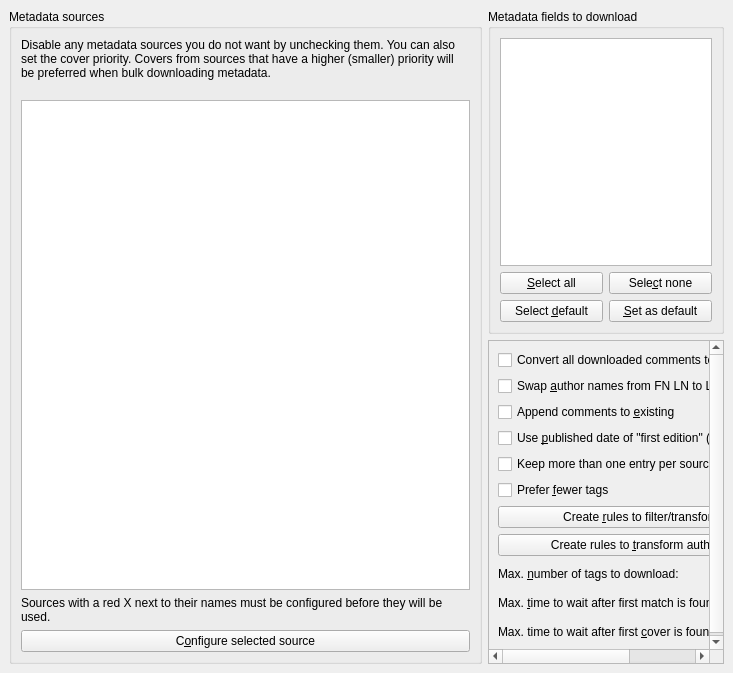
This is src/calibre/gui2/preferences/metadata_sources.ui in debian-calibre/calibre as Qt 5 draws it before an edit. The edited form follows.
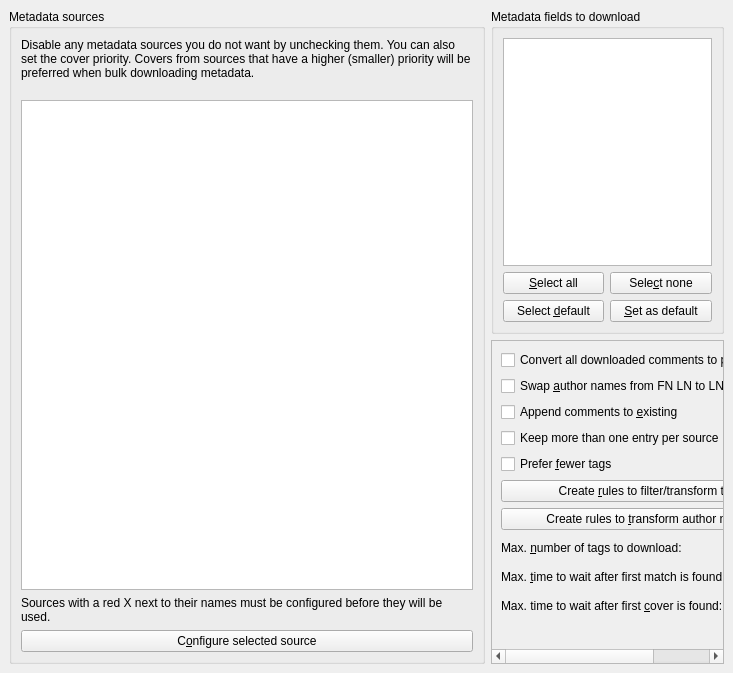
This is the edited form. Icons and pictures are not drawn.

Diff of the .ui file:
```diff
--- a/src/calibre/gui2/preferences/metadata_sources.ui
+++ b/src/calibre/gui2/preferences/metadata_sources.ui
@@ -164,53 +164,6 @@
                </property>
               </widget>
              </item>
-             <item row="8" column="0">
-              <widget class="QLabel" name="label_2">
-               <property name="text">
-                <string>Max. &amp;number of tags to download:</string>
-               </property>
-               <property name="buddy">
-                <cstring>opt_max_tags</cstring>
-               </property>
-              </widget>
-             </item>
-             <item row="9" column="0">
-              <widget class="QLabel" name="label_3">
-               <property name="text">
-                <string>Max. &amp;time to wait after first match is found:</string>
-               </property>
-               <property name="buddy">
-                <cstring>opt_wait_after_first_identify_result</cstring>
-               </property>
-              </widget>
-             </item>
-             <item row="8" column="1">
-              <widget class="QSpinBox" name="opt_max_tags"/>
-             </item>
-             <item row="9" column="1">
-              <widget class="QSpinBox" name="opt_wait_after_first_identify_result">
-               <property name="suffix">
-                <string> secs</string>
-               </property>
-              </widget>
-             </item>
-             <item row="10" column="0">
-              <widget class="QLabel" name="label_4">
-               <property name="text">
-                <string>Max. time to wait after first &amp;cover is found:</string>
-               </property>
-               <property name="buddy">
-                <cstring>opt_wait_after_first_cover_result</cstring>
-               </property>
-              </widget>
-             </item>
-             <item row="10" column="1">
-              <widget class="QSpinBox" name="opt_wait_after_first_cover_result">
-               <property name="suffix">
-                <string> secs</string>
-               </property>
-              </widget>
-             </item>
              <item row="1" column="0" colspan="2">
               <widget class="QCheckBox" name="opt_swap_author_names">
                <property name="text">
@@ -232,13 +185,6 @@
               </widget>
              </item>
              <item row="3" column="0" colspan="2">
-              <widget class="QCheckBox" name="opt_find_first_edition_date">
-               <property name="text">
-                <string>Use &amp;published date of &quot;first edition&quot; (from worldcat.org)</string>
-               </property>
-              </widget>
-             </item>
-             <item row="4" column="0" colspan="2">
               <widget class="QCheckBox" name="opt_keep_dups">
                <property name="toolTip">
                 <string>&lt;p&gt;Normally, the metadata download system will keep only a single result per metadata source. This option will cause it to keep all results returned from every metadata source. Useful if you only use one or two sources and want to select individual results from them by hand. Note that result with identical title/author/identifiers are still merged.</string>
@@ -248,7 +194,7 @@
                </property>
               </widget>
              </item>
-             <item row="5" column="0" colspan="2">
+             <item row="4" column="0" colspan="2">
               <widget class="QCheckBox" name="opt_fewer_tags">
                <property name="toolTip">
                 <string>&lt;p&gt;Different metadata sources have different sets of tags for the same book. If this option is checked, then calibre will use the smaller tag sets. These tend to be more like genres, while the larger tag sets tend to describe the books content.
@@ -262,20 +208,67 @@
                </property>
               </widget>
              </item>
-             <item row="6" column="0" colspan="2">
+             <item row="5" column="0" colspan="2">
               <widget class="QPushButton" name="tag_map_rules_button">
                <property name="text">
                 <string>Create &amp;rules to filter/transform tags</string>
                </property>
               </widget>
              </item>
-             <item row="7" column="0" colspan="2">
+             <item row="6" column="0" colspan="2">
               <widget class="QPushButton" name="author_map_rules_button">
                <property name="text">
                 <string>Create rules to &amp;transform author names</string>
                </property>
               </widget>
              </item>
+             <item row="7" column="0">
+              <widget class="QLabel" name="label_2">
+               <property name="text">
+                <string>Max. &amp;number of tags to download:</string>
+               </property>
+               <property name="buddy">
+                <cstring>opt_max_tags</cstring>
+               </property>
+              </widget>
+             </item>
+             <item row="7" column="1">
+              <widget class="QSpinBox" name="opt_max_tags"/>
+             </item>
+             <item row="8" column="0">
+              <widget class="QLabel" name="label_3">
+               <property name="text">
+                <string>Max. &amp;time to wait after first match is found:</string>
+               </property>
+               <property name="buddy">
+                <cstring>opt_wait_after_first_identify_result</cstring>
+               </property>
+              </widget>
+             </item>
+             <item row="8" column="1">
+              <widget class="QSpinBox" name="opt_wait_after_first_identify_result">
+               <property name="suffix">
+                <string> secs</string>
+               </property>
+              </widget>
+             </item>
+             <item row="9" column="0">
+              <widget class="QLabel" name="label_4">
+               <property name="text">
+                <string>Max. time to wait after first &amp;cover is found:</string>
+               </property>
+               <property name="buddy">
+                <cstring>opt_wait_after_first_cover_result</cstring>
+               </property>
+              </widget>
+             </item>
+             <item row="9" column="1">
+              <widget class="QSpinBox" name="opt_wait_after_first_cover_result">
+               <property name="suffix">
+                <string> secs</string>
+               </property>
+              </widget>
+             </item>
             </layout>
            </widget>
           </widget>
```
